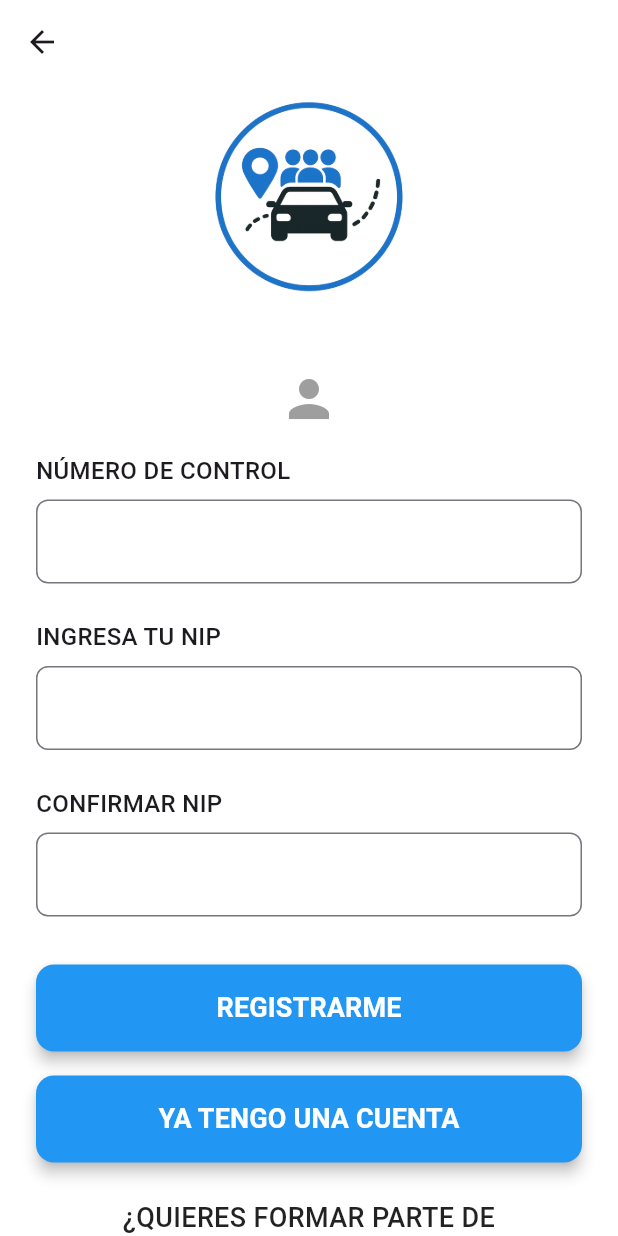
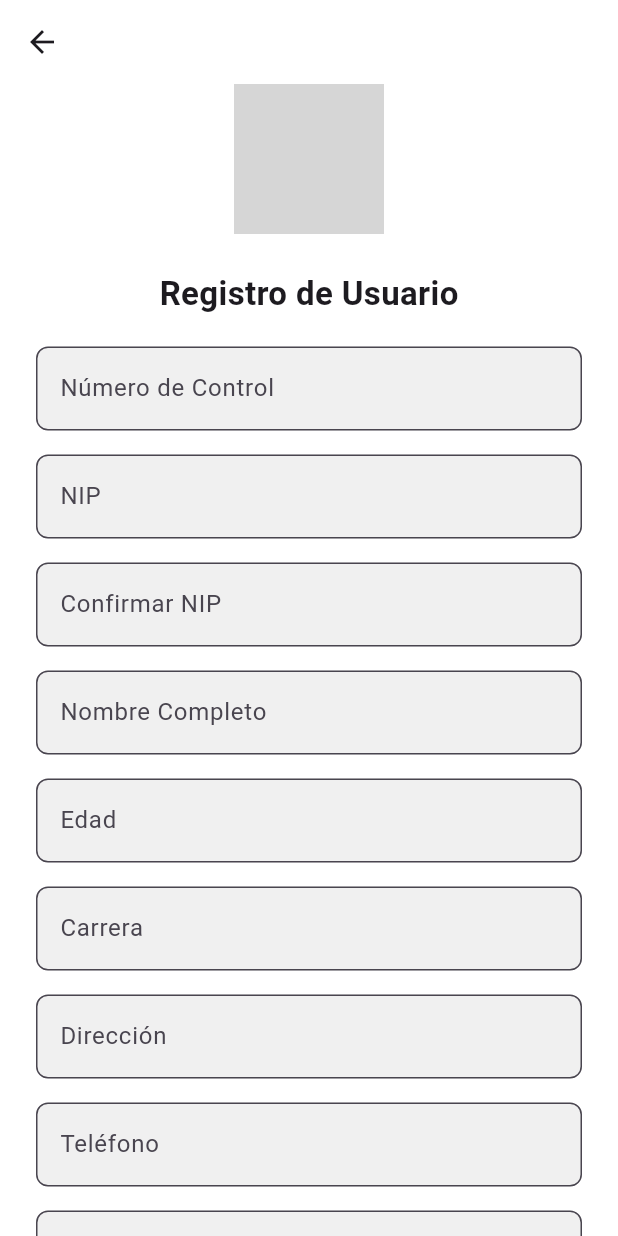
Before and after one commit to Git-Nef/raitec, a Flutter app: the Registro screen opened directly, on a phone screen of 412 x 824 dp. Run offline on Flutter 3.47's test engine with Material 3 defaults, Android fonts, the phone set to English and light mode, and no system bars; our stand-ins replace cloud_firestore, firebase_core, firebase_storage, image_picker; accounts and stored records are empty; grey boxes are pictures that could not be loaded.

Commit message:
Agregar coleccion para Registro.dart

```diff
--- a/lib/pages/registro.dart
+++ b/lib/pages/registro.dart
@@ -1,218 +1,219 @@
+import 'dart:io';
 import 'package:flutter/material.dart';
+import 'package:image_picker/image_picker.dart';
+import 'package:firebase_storage/firebase_storage.dart';
+import 'package:raitec/pages/FirestoreService.dart';
 import 'package:raitec/pages/InicioSesion.dart';
 import 'package:raitec/pages/aspirar.dart';
+import 'package:firebase_storage/firebase_storage.dart' as firebase_storage;
+import 'package:cloud_firestore/cloud_firestore.dart';
 
-class Registro extends StatelessWidget {
+class Registro extends StatefulWidget {
   const Registro({super.key});
 
   @override
+  State<Registro> createState() => _RegistroState();
+}
+
+class _RegistroState extends State<Registro> {
+  final _formKey = GlobalKey<FormState>();
+  final firestore = FirestoreService();
+
+  final _numControl = TextEditingController();
+  final _nip = TextEditingController();
+  final _confirmNip = TextEditingController();
+  final _nombre = TextEditingController();
+  final _edad = TextEditingController();
+  final _carrera = TextEditingController();
+  final _direccion = TextEditingController();
+  final _telefono = TextEditingController();
+  final _nacionalidad = TextEditingController();
+  final _fechaNacimiento = TextEditingController();
+  final _telefonoEmergencia = TextEditingController();
+
+  String? fotografiaUrl;
+  String? firmaUrl;
+
+  Future<void> seleccionarImagen(bool desdeCamara, String tipo) async {
+    final picker = ImagePicker();
+    final XFile? imagen = await picker.pickImage(
+      source: desdeCamara ? ImageSource.camera : ImageSource.gallery,
+      imageQuality: 75,
+    );
+
+    if (imagen == null) return;
+
+    final nombreArchivo = '$tipo-${DateTime.now().millisecondsSinceEpoch}.jpg';
+    final ref =
+        FirebaseStorage.instance.ref().child('usuarios/$tipo/$nombreArchivo');
+
+    await ref.putFile(File(imagen.path));
+    final url = await ref.getDownloadURL();
+
+    setState(() {
+      if (tipo == 'foto') {
+        fotografiaUrl = url;
+      } else {
+        firmaUrl = url;
+      }
+    });
+
+    ScaffoldMessenger.of(context).showSnackBar(
+      SnackBar(content: Text('Imagen de $tipo subida correctamente')),
+    );
+  }
+
+  @override
   Widget build(BuildContext context) {
-    final TextEditingController controlNumberController =
-        TextEditingController();
-    final TextEditingController nipController = TextEditingController();
-    final TextEditingController confirmNipController = TextEditingController();
-
     return Scaffold(
       backgroundColor: Colors.white,
-      appBar: AppBar(
-        elevation: 0,
-        backgroundColor: Colors.white,
-        title: const Text(''),
-      ),
+      appBar: AppBar(elevation: 0, backgroundColor: Colors.white),
       body: Center(
         child: SingleChildScrollView(
-          padding: const EdgeInsets.symmetric(horizontal: 24.0),
+          padding: const EdgeInsets.symmetric(horizontal: 24),
+          child: Form(
+            key: _formKey,
             child: Column(
-            mainAxisAlignment: MainAxisAlignment.center,
               children: [
-              // Logo
-              Image.asset(
-                'assets/IconLogo.png', // Replace with the actual path to the RAITEC logo
-                height: 150,
-              ),
-              const SizedBox(height: 40),
-
-              // Icon above the control number field
-              const Icon(
-                Icons.person,
-                size: 40,
-                color: Colors.grey,
-              ),
+                Image.asset('assets/logoRaitec.png', height: 100),
+                const SizedBox(height: 24),
+                const Text('Registro de Usuario',
+                    style:
+                        TextStyle(fontSize: 22, fontWeight: FontWeight.bold)),
+                const SizedBox(height: 20),
+                _input('Número de Control', _numControl),
+                _input('NIP', _nip, obscure: true),
+                _input('Confirmar NIP', _confirmNip, obscure: true),
+                _input('Nombre Completo', _nombre),
+                _input('Edad', _edad, keyboard: TextInputType.number),
+                _input('Carrera', _carrera),
+                _input('Dirección', _direccion),
+                _input('Teléfono', _telefono, keyboard: TextInputType.phone),
+                _input('Nacionalidad', _nacionalidad),
+                _input('Fecha de Nacimiento (YYYY-MM-DD)', _fechaNacimiento),
+                _input('Tel. Emergencia', _telefonoEmergencia,
+                    keyboard: TextInputType.phone),
                 const SizedBox(height: 16),
-
-              // Campo Número de Control
-              const Align(
-                alignment: Alignment.centerLeft,
-                child: Text(
-                  'NÚMERO DE CONTROL',
-                  style: TextStyle(fontSize: 16, fontWeight: FontWeight.w500),
-                ),
-              ),
-              const SizedBox(height: 8),
-              TextField(
-                controller: controlNumberController,
-                decoration: InputDecoration(
-                  border: OutlineInputBorder(
-                    borderRadius: BorderRadius.circular(8),
-                  ),
-                  hintText: '',
-                ),
-              ),
+                _botonesImagen('Subir Foto de Perfil o INE', 'foto'),
+                if (fotografiaUrl != null)
+                  Image.network(fotografiaUrl!, height: 120),
                 const SizedBox(height: 24),
-
-              // Campo Ingresa tu NIP
-              const Align(
-                alignment: Alignment.centerLeft,
-                child: Text(
-                  'INGRESA TU NIP',
-                  style: TextStyle(fontSize: 16, fontWeight: FontWeight.w500),
-                ),
-              ),
-              const SizedBox(height: 8),
-              TextField(
-                controller: nipController,
-                obscureText: true,
-                decoration: InputDecoration(
-                  border: OutlineInputBorder(
-                    borderRadius: BorderRadius.circular(8),
-                  ),
-                  hintText: '',
-                ),
-              ),
+                _botonesImagen('Subir Firma Digital o Escaneada', 'firma'),
+                if (firmaUrl != null) Image.network(firmaUrl!, height: 80),
                 const SizedBox(height: 24),
-
-              // Campo Confirmar NIP
-              const Align(
-                alignment: Alignment.centerLeft,
-                child: Text(
-                  'CONFIRMAR NIP',
-                  style: TextStyle(fontSize: 16, fontWeight: FontWeight.w500),
-                ),
-              ),
-              const SizedBox(height: 8),
-              TextField(
-                controller: confirmNipController,
-                obscureText: true,
-                decoration: InputDecoration(
-                  border: OutlineInputBorder(
-                    borderRadius: BorderRadius.circular(8),
-                  ),
-                  hintText: '',
-                ),
-              ),
-              const SizedBox(height: 32),
-
-              // Botón Registrarme
-              SizedBox(
-                width: double.infinity,
-                child: ElevatedButton(
+                ElevatedButton(
                   style: ElevatedButton.styleFrom(
                     backgroundColor: Colors.blue,
                     padding: const EdgeInsets.symmetric(vertical: 16),
                     shape: RoundedRectangleBorder(
                       borderRadius: BorderRadius.circular(12),
                     ),
-                    elevation: 4,
                   ),
-                  onPressed: () {
-                    final controlNumber = controlNumberController.text;
-                    final nip = nipController.text;
-                    final confirmNip = confirmNipController.text;
-                    print(
-                        'Número de Control: $controlNumber, NIP: $nip, Confirmar NIP: $confirmNip');
-                    Navigator.push(
+                  onPressed: () async {
+                    try {
+                      await firestore.crearUsuario(
+                        _numControl.text.trim(),
+                        {
+                          'numControl': _numControl.text.trim(),
+                          'nip': _nip.text.trim(),
+                          'nombre': _nombre.text.trim(),
+                          'edad': int.tryParse(_edad.text.trim()) ?? 0,
+                          'carrera': _carrera.text.trim(),
+                          'direccion': _direccion.text.trim(),
+                          'telefono': _telefono.text.trim(),
+                          'nacionalidad': _nacionalidad.text.trim(),
+                          'fechaNacimiento': _fechaNacimiento.text.trim(),
+                          'telefonoEmergencia': _telefonoEmergencia.text.trim(),
+                          'fotografiaUrl': fotografiaUrl ?? '',
+                          'firmaUrl': firmaUrl ?? '',
+                          'esConductor': false,
+                        },
+                      );
+                      ScaffoldMessenger.of(context).showSnackBar(
+                        const SnackBar(content: Text('Usuario registrado')),
+                      );
+                      Navigator.pushReplacement(
                         context,
-                      MaterialPageRoute(builder: (context) => InicioSesion()),
+                        MaterialPageRoute(
+                            builder: (context) => const InicioSesion()),
                       );
+                    } catch (e) {
+                      ScaffoldMessenger.of(context).showSnackBar(
+                        SnackBar(content: Text('Error: \$e')),
+                      );
+                    }
                   },
-                  child: const Text(
-                    'REGISTRARME',
-                    style: TextStyle(
-                      color: Colors.white,
-                      fontSize: 18,
-                      fontWeight: FontWeight.bold,
-                    ),
-                  ),
-                ),
+                  child: const Text('REGISTRARME',
+                      style: TextStyle(fontSize: 18, color: Colors.white)),
                 ),
                 const SizedBox(height: 16),
-
-              // Botón Ya tengo una cuenta
-              SizedBox(
-                width: double.infinity,
-                child: ElevatedButton(
-                  style: ElevatedButton.styleFrom(
-                    backgroundColor: Colors.blue,
-                    padding: const EdgeInsets.symmetric(vertical: 16),
-                    shape: RoundedRectangleBorder(
-                      borderRadius: BorderRadius.circular(12),
-                    ),
-                    elevation: 4,
-                  ),
+                TextButton(
                   onPressed: () {
-                    print('Ya tengo una cuenta presionado');
-                    Navigator.push(
+                    Navigator.pushReplacement(
                         context,
-                      MaterialPageRoute(builder: (context) => InicioSesion()),
-                    );
+                        MaterialPageRoute(
+                            builder: (_) => const InicioSesion()));
                   },
-                  child: const Text(
-                    'YA TENGO UNA CUENTA',
-                    style: TextStyle(
-                      color: Colors.white,
-                      fontSize: 18,
-                      fontWeight: FontWeight.bold,
-                    ),
-                  ),
-                ),
+                  child: const Text('¿Ya tienes cuenta? Inicia sesión'),
                 ),
                 const SizedBox(height: 24),
-
-              // Texto informativo
-              const Text(
-                '¿QUIERES FORMAR PARTE DE\nLA PLANTILLA DE CONDUCTORES?',
-                style: TextStyle(
-                  fontSize: 18,
-                  fontWeight: FontWeight.w500,
-                  color: Colors.black87,
+                const Text('¿Quieres ser conductor?',
+                    style: TextStyle(fontSize: 16)),
+                OutlinedButton(
+                  onPressed: () {
+                    Navigator.push(context,
+                        MaterialPageRoute(builder: (_) => const Aspirar()));
+                  },
+                  child: const Text('Elaborar Petición'),
                 ),
-                textAlign: TextAlign.center,
+                const SizedBox(height: 30),
+              ],
             ),
-              const SizedBox(height: 16),
-
-              // Botón Elaborar Petición
-              SizedBox(
-                width: double.infinity,
-                child: ElevatedButton(
-                  style: ElevatedButton.styleFrom(
-                    backgroundColor: Colors.blue,
-                    padding: const EdgeInsets.symmetric(vertical: 16),
-                    shape: RoundedRectangleBorder(
-                      borderRadius: BorderRadius.circular(12),
-                    ),
-                    elevation: 4,
-                  ),
-                  onPressed: () {
-                    print('Elaborar Petición presionado');
-                    Navigator.push(
-                      context,
-                      MaterialPageRoute(builder: (context) => Aspirar()),
-                    );
-                  },
-                  child: const Text(
-                    'ELABORAR PETICIÓN',
-                    style: TextStyle(
-                      color: Colors.white,
-                      fontSize: 18,
-                      fontWeight: FontWeight.bold,
-                    ),
-                  ),
-                ),
-              ),
-            ],
           ),
         ),
       ),
     );
   }
+
+  Widget _input(String label, TextEditingController controller,
+      {bool obscure = false, TextInputType keyboard = TextInputType.text}) {
+    return Padding(
+      padding: const EdgeInsets.only(bottom: 16),
+      child: TextFormField(
+        controller: controller,
+        obscureText: obscure,
+        keyboardType: keyboard,
+        decoration: InputDecoration(
+          labelText: label,
+          filled: true,
+          fillColor: const Color(0xFFF0F0F0),
+          border: OutlineInputBorder(borderRadius: BorderRadius.circular(8)),
+        ),
+      ),
+    );
   }
+
+  Widget _botonesImagen(String titulo, String tipo) {
+    return Column(
+      crossAxisAlignment: CrossAxisAlignment.start,
+      children: [
+        Text(titulo, style: const TextStyle(fontWeight: FontWeight.bold)),
+        Row(
+          mainAxisAlignment: MainAxisAlignment.spaceBetween,
+          children: [
+            OutlinedButton.icon(
+              onPressed: () => seleccionarImagen(true, tipo),
+              icon: const Icon(Icons.camera_alt),
+              label: const Text('Cámara'),
+            ),
+            OutlinedButton.icon(
+              onPressed: () => seleccionarImagen(false, tipo),
+              icon: const Icon(Icons.image),
+              label: const Text('Galería'),
+            ),
+          ],
+        ),
+      ],
+    );
+  }
+}
--- a/pubspec.yaml
+++ b/pubspec.yaml
@@ -34,6 +34,10 @@ dependencies:
   # The following adds the Cupertino Icons font to your application.
   # Use with the CupertinoIcons class for iOS style icons.
   cupertino_icons: ^1.0.8
+  firebase_core: ^3.12.1
+  firebase_storage: ^12.4.4
+  cloud_firestore: ^5.6.5
+  image_picker: ^1.0.7
 
 dev_dependencies:
   flutter_test:
```
Also changed, not shown: lib/main.dart (+13 -4 lines), lib/pages/FirestoreService.dart (added, +66 -0 lines), firebase.json (added), lib/firebase_options.dart (added), pubspec.lock, 4 other files. Lines whose indentation alone changed are shown as unchanged.
